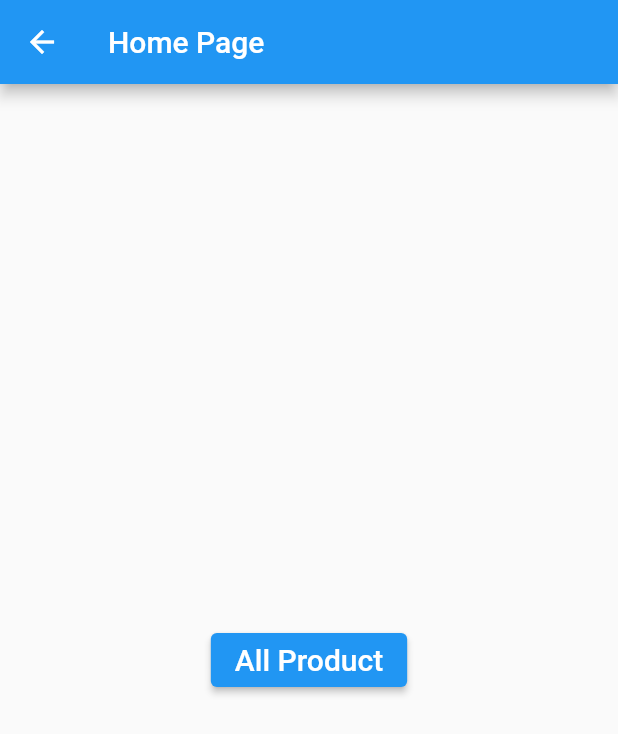
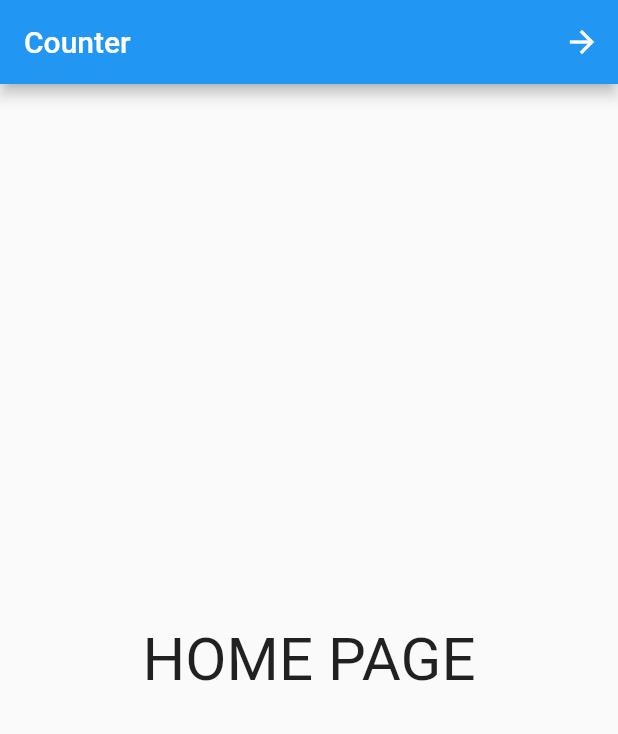
Before and after one commit to al-chakim/belajar-getX, a Flutter app: the Home screen opened directly, on a phone screen of 412 x 824 dp. Shown: the top 734 px of the screen. Run offline on Flutter 3.47's test engine with Material 2 defaults, Android fonts, the light colour scheme and no system bars; our stand-ins replace get.

Commit message:
depedency management

```diff
--- a/lib/pages/home.dart
+++ /dev/null
@@ -1,27 +0,0 @@
-import 'package:flutter/material.dart';
-import 'package:get/get.dart';
-import 'package:get_apps/pages/product.dart';
-import 'package:get_apps/routes/route_name.dart';
-
-class Home extends StatelessWidget {
-  const Home({super.key});
-
-  @override
-  Widget build(BuildContext context) {
-    return Scaffold(
-      appBar: AppBar(
-        title: Text('Home Page'),
-      ),
-      body: Center(
-        child: ElevatedButton(
-            onPressed: () {
-              Get.toNamed(RuteNama.Product);
-            },
-            child: Text(
-              "All Product",
-              style: TextStyle(fontSize: 20),
-            )),
-      ),
-    );
-  }
-}
--- a/lib/pages/product.dart
+++ /dev/null
@@ -1,49 +0,0 @@
-import 'package:flutter/material.dart';
-import 'package:get/get.dart';
-import 'package:get_apps/routes/route_name.dart';
-
-class Product extends StatelessWidget {
-  const Product({super.key});
-
-  @override
-  Widget build(BuildContext context) {
-    return Scaffold(
-      appBar: AppBar(
-        title: Text('Product Page'),
-      ),
-      body: Center(
-        child: Column(
-          mainAxisAlignment: MainAxisAlignment.center,
-          children: [
-            ElevatedButton(
-                onPressed: () {
-                  Get.toNamed(RuteNama.Product + '/1?name=Jaket&ukuran=XL');
-                },
-                child: Text(
-                  "Product-1",
-                  style: TextStyle(fontSize: 20),
-                )),
-            ElevatedButton(
-                onPressed: () {
-                  Get.toNamed(
-                      RuteNama.Product + '/2?name=Kaos Kaki&ukuran=Jumbo');
-                },
-                child: Text(
-                  "Product-2",
-                  style: TextStyle(fontSize: 20),
-                )),
-            ElevatedButton(
-                onPressed: () {
-                  Get.toNamed(
-                      RuteNama.Product + '/3?name=Sepatu Sendal&ukuran=45');
-                },
-                child: Text(
-                  "Product-3",
-                  style: TextStyle(fontSize: 20),
-                )),
-          ],
-        ),
-      ),
-    );
-  }
-}
--- a/lib/routes/route_name.dart
+++ /dev/null
@@ -1,4 +0,0 @@
-abstract class RuteNama {
-  static const home = '/';
-  static const Product = '/product';
-}
--- a/lib/routes/route_page.dart
+++ /dev/null
@@ -1,16 +0,0 @@
-import 'package:get/get.dart';
-import 'package:get_apps/pages/detail.dart';
-import 'package:get_apps/pages/home.dart';
-import 'package:get_apps/pages/product.dart';
-import 'package:get_apps/routes/route_name.dart';
-
-class App {
-  static final AppPages = [
-    GetPage(name: RuteNama.home, page: () => Home()),
-    GetPage(name: RuteNama.Product, page: () => Product()),
-    GetPage(
-      name: RuteNama.Product + '/:id?',
-      page: () => Detail(),
-    ),
-  ];
-}
```
Also changed, not shown: lib/main.dart (+98 -6 lines), lib/pages/detail.dart (deleted, +0 -24 lines).
